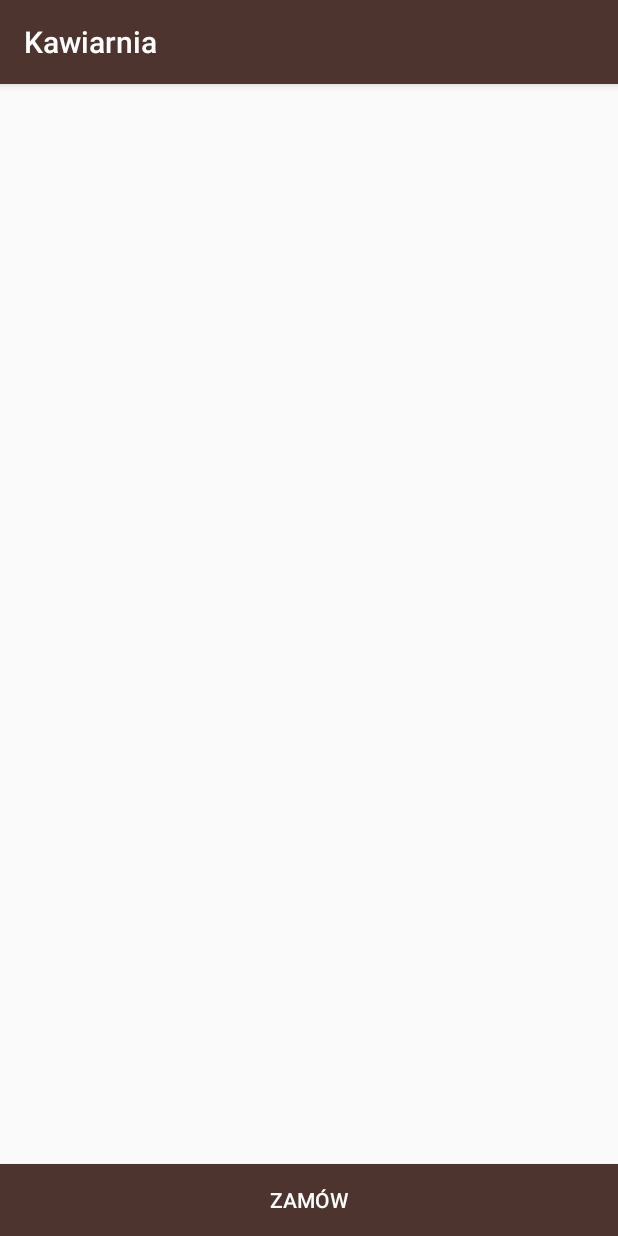
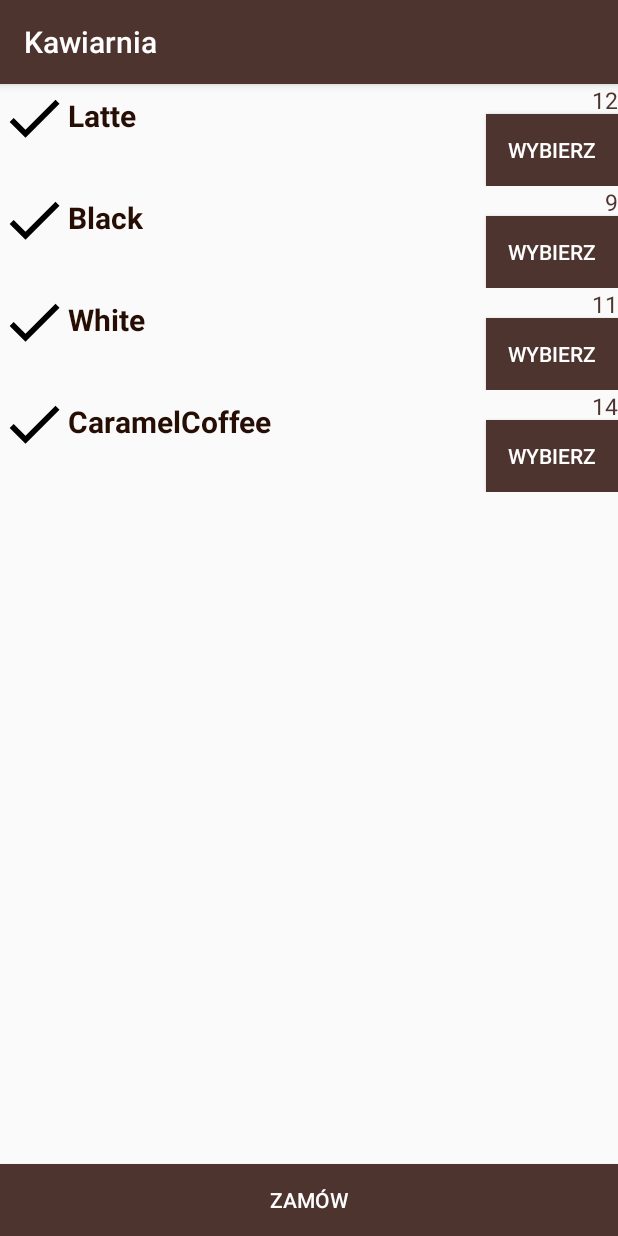
Before and after one commit to imool5/kolospowtorka, an Android app: the screen it shows after launch (Main2Activity), after a tap on "WYBIERZ DANIE", on a phone screen of 412 x 824 dp. Run offline under Robolectric (Android 15) with nearby library versions, the phone set to English and light mode, and no system bars; our stand-ins replace ButterKnife.

Commit message:
gotowe bez checkboxa

```diff
--- a/app/build.gradle
+++ b/app/build.gradle
@@ -22,6 +22,8 @@ repositories {
     google()
 }
 dependencies {
+
+
     implementation 'com.android.support:recyclerview-v7:27.0.2'
     implementation 'com.jakewharton:butterknife:8.8.1'
     implementation 'com.github.bumptech.glide:glide:4.4.0'
--- /dev/null
+++ b/app/src/main/java/com/example/imiolek/kolokwium/CoffeeAdapter.java
@@ -0,0 +1,66 @@
+package com.example.imiolek.kolokwium;
+
+import android.support.v7.widget.RecyclerView;
+import android.view.LayoutInflater;
+import android.view.View;
+import android.view.ViewGroup;
+import android.widget.TextView;
+
+import java.util.ArrayList;
+
+import butterknife.BindView;
+import butterknife.ButterKnife;
+
+/**
+ * Created by Daniel on 16.01.2018.
+ */
+
+public class CoffeeAdapter extends RecyclerView.Adapter<CoffeeAdapter.ViewHolder> {
+
+    private ArrayList<Coffee> CoffeeArray = new ArrayList<>();
+
+    public CoffeeAdapter(ArrayList<Coffee> CoffeeArray) {
+        this.CoffeeArray = CoffeeArray;
+    }
+
+    @Override
+    public ViewHolder onCreateViewHolder(ViewGroup parent, int viewType) {
+
+        View itemLayoutView = LayoutInflater.from(parent.getContext())
+                .inflate(R.layout.item_list, null);
+        return new ViewHolder(itemLayoutView);
+    }
+
+    @Override
+    public void onBindViewHolder(ViewHolder holder, int position) {
+        holder.setName(CoffeeArray.get(position).getName() + "");
+        holder.setPrice(CoffeeArray.get(position).getPrice() + "");
+    }
+
+    @Override
+    public int getItemCount() {
+        return CoffeeArray.size();
+    }
+
+    public class ViewHolder extends RecyclerView.ViewHolder {
+        public ViewHolder(View itemView) {
+            super(itemView);
+            ButterKnife.bind(this,itemView);
+        }
+
+        @BindView(R.id.CoffeeName)
+        TextView CoffeeName;
+
+        @BindView(R.id.CoffeePrice)
+                TextView CoffeePrice;
+
+        private void setName(String name) {
+            CoffeeName.setText(name);
+        }
+
+        private void setPrice(String price) {
+            CoffeePrice.setText(price);
+        }
+
+    }
+}
--- a/app/src/main/java/com/example/imiolek/kolokwium/Main2Activity.java
+++ b/app/src/main/java/com/example/imiolek/kolokwium/Main2Activity.java
@@ -1,18 +1,45 @@
 package com.example.imiolek.kolokwium;
 
+import android.content.Intent;
+import android.opengl.Visibility;
 import android.support.v7.app.AppCompatActivity;
 import android.os.Bundle;
+import android.support.v7.widget.LinearLayoutManager;
 import android.support.v7.widget.RecyclerView;
+import android.view.View;
+import android.widget.Button;
+import android.widget.ImageView;
 
 import java.util.ArrayList;
 
 import butterknife.BindView;
 import butterknife.ButterKnife;
+import butterknife.OnClick;
 
 public class Main2Activity extends AppCompatActivity {
 
     @BindView(R.id.recyclerViewkawy)
     RecyclerView recyclerViewkawy;
+
+//    @BindView(R.id.zamow_btn)
+//    Button zamow_btn;
+//
+//    @BindView(R.id.Picture)
+//    ImageView Picture;
+
+//    @OnClick(R.id.zamow_btn)
+
+
+//      public void onClick(View v) {
+//
+//        if (View.VISIBLE==0)
+//            Picture.setVisibility(View.VISIBLE);
+//
+//        else
+//
+//            Picture.setVisibility(View.INVISIBLE);
+
+//            }
 
     @Override
     protected void onCreate(Bundle savedInstanceState) {
@@ -26,5 +53,10 @@ public class Main2Activity extends AppCompatActivity {
         coffees.add(new Coffee("Black", "9"));
         coffees.add(new Coffee("White", "11"));
         coffees.add(new Coffee("CaramelCoffee", "14"));
+
+        RecyclerView.LayoutManager layoutManager = new LinearLayoutManager(getApplicationContext());
+        recyclerViewkawy.setLayoutManager(layoutManager);
+        CoffeeAdapter placeAdapter = new CoffeeAdapter(coffees);
+        recyclerViewkawy.setAdapter(placeAdapter);
     }
 }
--- a/app/src/main/java/com/example/imiolek/kolokwium/MainActivity.java
+++ b/app/src/main/java/com/example/imiolek/kolokwium/MainActivity.java
@@ -12,7 +12,8 @@ import butterknife.OnClick;
 public class MainActivity extends AppCompatActivity {
 
 
-
+@BindView(R.id.wybierzdanie_btn)
+Button wybierzdanie_btn;
 
     @OnClick(R.id.wybierzdanie_btn)
     public void onClick() {
--- /dev/null
+++ b/app/src/main/res/drawable/ic_check_black_24dp.xml
@@ -0,0 +1,9 @@
+<vector xmlns:android="http://schemas.android.com/apk/res/android"
+        android:width="24dp"
+        android:height="24dp"
+        android:viewportWidth="24.0"
+        android:viewportHeight="24.0">
+    <path
+        android:fillColor="#FF000000"
+        android:pathData="M9,16.17L4.83,12l-1.42,1.41L9,19 21,7l-1.41,-1.41z"/>
+</vector>
--- a/app/src/main/res/layout/item_list.xml
+++ b/app/src/main/res/layout/item_list.xml
@@ -4,7 +4,47 @@
     android:layout_height="match_parent">
 
     <ImageView
+
+        android:layout_width="45dp"
+        android:layout_height="45dp"
+        android:src="@drawable/ic_check_black_24dp"
+        android:id="@+id/Picture"
+
+        />
+
+    <TextView
+        android:textSize="20dp"
+        android:layout_marginTop="7dp"
         android:layout_width="wrap_content"
-        android:layout_height="wrap_content" />
+        android:layout_height="wrap_content"
+        android:id="@+id/CoffeeName"
+        android:textStyle="bold"
+        android:text="Latte"
+        android:layout_toRightOf="@id/Picture"
+        android:textColor="@color/colorAccent"
+
+        />
+
+    <TextView
+        android:layout_width="wrap_content"
+        android:layout_height="wrap_content"
+        android:id="@+id/CoffeePrice"
+        android:text="Cena"
+        android:layout_alignParentRight="true"
+        android:textColor="@color/colorPrimary"
+        android:textSize="15dp"
+        />
+
+    <Button
+        android:layout_marginTop="20dp"
+        android:layout_width="wrap_content"
+        android:layout_height="wrap_content"
+        android:id="@+id/PickCoffee_btn"
+        android:layout_alignParentRight="true"
+        android:text="Wybierz"
+        android:background="@color/colorPrimary"
+        android:textColor="@android:color/white"
+
+        />
 
 </RelativeLayout>
```
